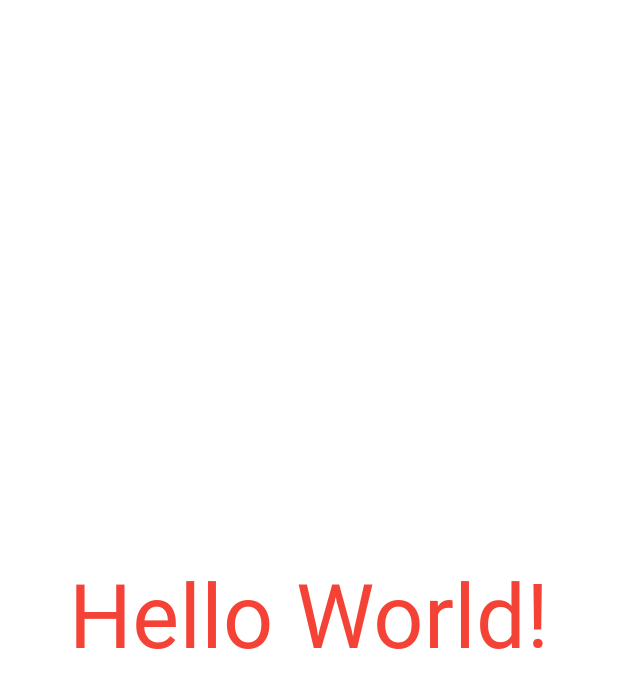
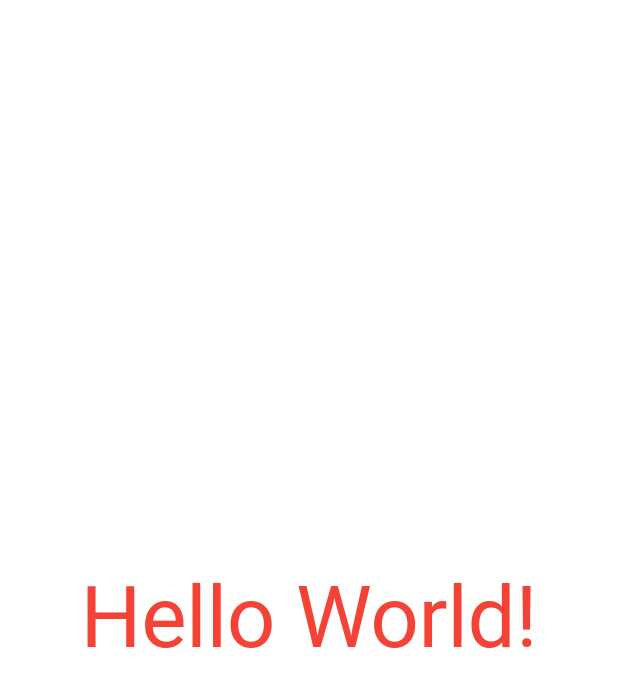
Before and after one commit to VladimirAndropov/fa-cross-practice, a Flutter app: the screen it shows after launch, on a phone screen of 412 x 824 dp. Shown: the top 688 px of the screen. Run offline on Flutter 3.47's test engine with Material 3 defaults, Android fonts, the phone set to English and light mode, and no system bars.

Commit message:
fix: add hello world app

```diff
--- a/3.flutter/hello_world_app/lib/main.dart
+++ b/3.flutter/hello_world_app/lib/main.dart
@@ -12,21 +12,21 @@ class MainApp extends StatelessWidget {
     return MaterialApp(
       theme: ThemeData(
         colorScheme: const ColorScheme.light(
-          onPrimary: Colors.red,
+          onSurface: Colors.red,
         ),
         useMaterial3: true,
       ),
       home: Builder(
-        builder: (context) => Scaffold(
-          body: Center(
-            child: Text(
-              'Hello World!',
-              style: TextStyle(
-                  color: Theme.of(context).colorScheme.onPrimary,
-                  fontSize: MediaQuery.of(context).size.width / 7),
+        builder: (context) {
+          return Scaffold(
+            body: Center(
+              child: Text(
+                'Hello World!',
+                style: Theme.of(context).textTheme.displayLarge,
+              ),
             ),
-          ),
-        ),
+          );
+        }
       ),
     );
   }
```
